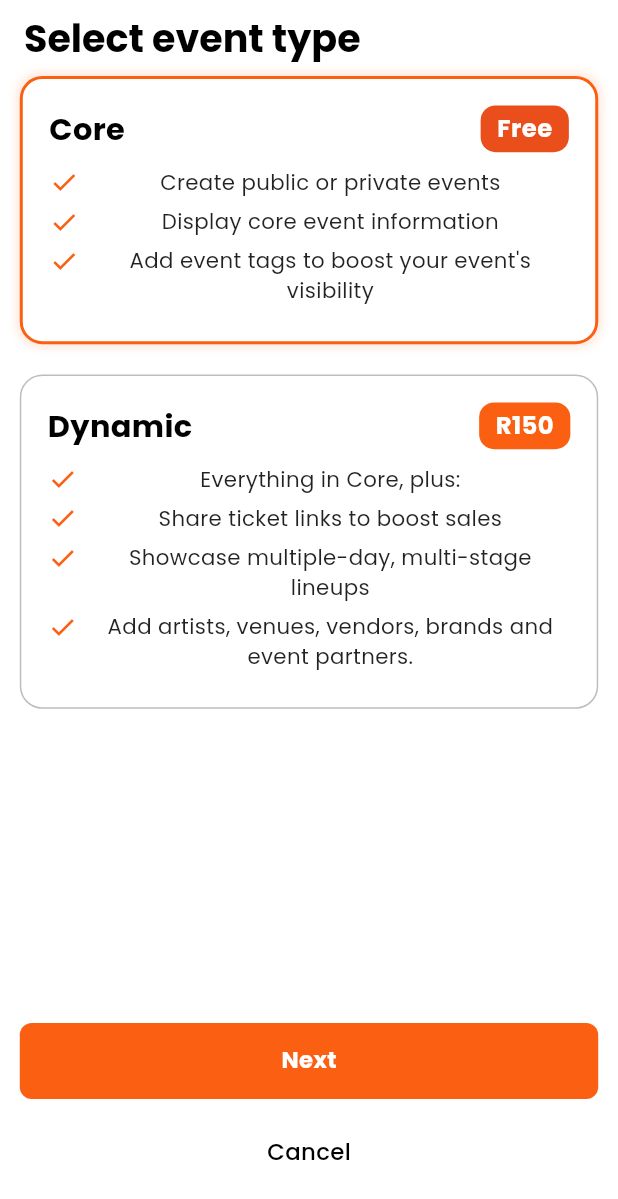
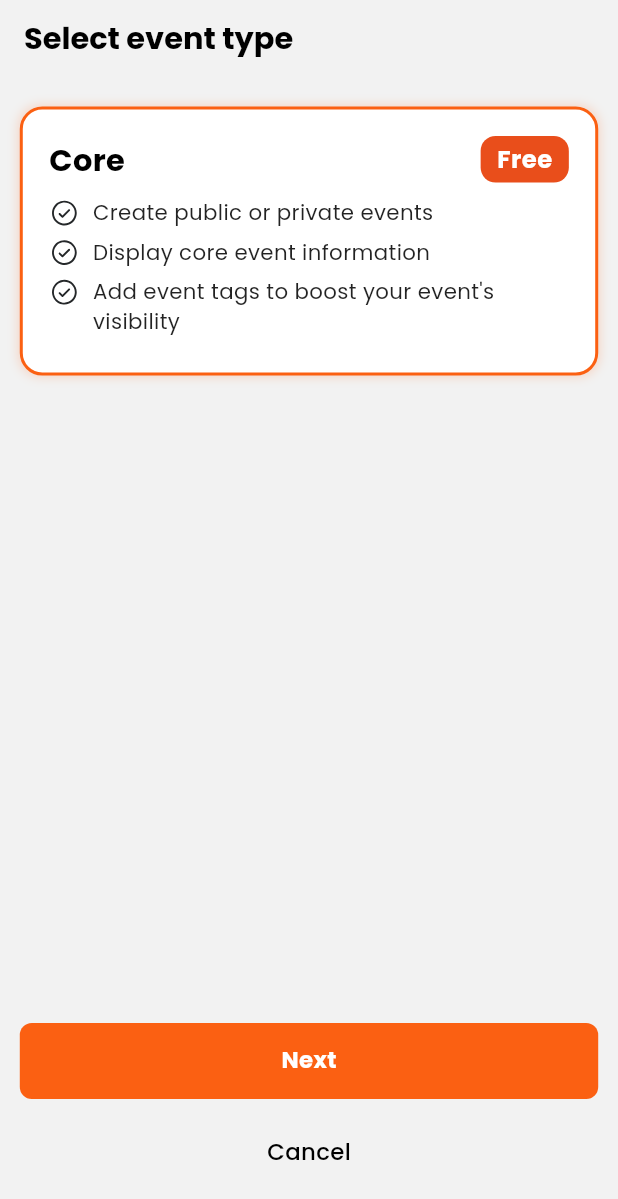
Before and after one commit to ModernChimsy/Scout, a Flutter app: the SelectEventView screen opened directly, on a phone screen of 412 x 824 dp. Shown: the top 1199 px of the screen. Run offline on Flutter 3.47's test engine with Material 3 defaults, Android fonts, the phone set to English and light mode, and no system bars; our stand-ins replace cached_network_image, dotted_border, firebase_auth, firebase_core, flutter_html, flutter_screenutil and 19 more; missing offline and left inert: flutter_location_search; accounts and stored records are empty; project files that could hold a hidden picture were left out.

Commit message:
🧩 Cleaning Up The New Event Creation Page

```diff
--- a/lib/common widget/custom text/custom_text_widget.dart
+++ b/lib/common widget/custom text/custom_text_widget.dart
@@ -3,7 +3,7 @@ import 'package:google_fonts/google_fonts.dart';
 import 'package:restaurent_discount_app/uitilies/app_colors.dart';
 
 class CustomText extends StatelessWidget {
-  CustomText({
+  const CustomText({
     super.key,
     this.maxLines,
     this.textAlign = TextAlign.center,
--- a/lib/view/create_event/select_event_view.dart
+++ b/lib/view/create_event/select_event_view.dart
@@ -5,6 +5,7 @@ import 'package:flutter/services.dart';
 import 'package:flutter_screenutil/flutter_screenutil.dart';
 import 'package:get/get.dart';
 import 'package:logger/logger.dart';
+import 'package:flutter_svg/flutter_svg.dart';
 import 'package:restaurent_discount_app/common%20widget/custom%20text/custom_text_widget.dart';
 import 'package:restaurent_discount_app/common%20widget/custom_button_widget.dart';
 import 'package:restaurent_discount_app/uitilies/app_colors.dart';
@@ -22,6 +23,7 @@ class SelectEventView extends StatefulWidget {
 
 class _SelectEventViewState extends State<SelectEventView> {
   static final log = Logger();
+  static const String checkMarkPath = "assets/icon/check_circle.svg";
 
   EventType _selectedEventType = EventType.core;
 
@@ -36,11 +38,19 @@ class _SelectEventViewState extends State<SelectEventView> {
 
   Widget _buildEventOption({required EventType type, required String title, required String price, required List<String> features}) {
     final isSelected = _selectedEventType == type;
-    final Color cardColor = isDarkMode ? Colors.black : Colors.white;
-    final Color borderColor = isSelected ? AppColors.btnColor : Colors.grey.shade400;
+
+    final Color cardColor = isDarkMode ? AppColors.cardBackgroundDark : Colors.white;
+
+    final Color unselectedBorderColor = isDarkMode ? Colors.grey.shade700 : Colors.grey.shade400;
+    final Color borderColor = isSelected ? AppColors.btnColor : unselectedBorderColor;
     final Color textColor = isDarkMode ? Colors.white : Colors.black;
     final Color featureColor = isDarkMode ? Colors.white70 : Colors.black87;
-    final Color priceBgColor = type == EventType.core ? Color(0xFFE94E1B) : AppColors.btnColor;
+
+    final Color corePriceBgColor = Color(0xFFE94E1B);
+    final Color priceBgColor = type == EventType.core ? corePriceBgColor : AppColors.btnColor;
+
+    final Color selectedDarkCardColor = Color(0xFF333333);
+    final Color finalCardColor = isSelected && isDarkMode ? selectedDarkCardColor : cardColor;
 
     return GestureDetector(
       onTap: () {
@@ -52,10 +62,10 @@ class _SelectEventViewState extends State<SelectEventView> {
         margin: EdgeInsets.only(bottom: 20.h),
         padding: EdgeInsets.all(16.w),
         decoration: BoxDecoration(
-          color: cardColor,
+          color: finalCardColor,
           borderRadius: BorderRadius.circular(15),
-          border: Border.all(color: borderColor, width: isSelected ? 2.0 : 1.0),
-          boxShadow: isSelected ? [BoxShadow(color: AppColors.btnColor.withOpacity(0.2), blurRadius: 5, spreadRadius: 1)] : null,
+          border: Border.all(color: isSelected ? AppColors.btnColor : unselectedBorderColor, width: isSelected ? 2.0 : 1.0),
+          boxShadow: isSelected && !isDarkMode ? [BoxShadow(color: AppColors.btnColor.withOpacity(0.2), blurRadius: 5, spreadRadius: 1)] : null,
         ),
         child: Column(
           crossAxisAlignment: CrossAxisAlignment.start,
@@ -85,13 +95,17 @@ class _SelectEventViewState extends State<SelectEventView> {
       child: Row(
         crossAxisAlignment: CrossAxisAlignment.start,
         children: [
-          Icon(Icons.check, color: AppColors.btnColor, size: 18.w),
+          SvgPicture.asset(checkMarkPath, height: 20.h),
           SizedBox(width: 8.w),
           Expanded(
             child: CustomText(
+              textAlign: TextAlign.start,
               text: text,
               color: color,
               fontSize: 14.sp,
+              fontWeight: _selectedEventType == EventType.dynamicEvent && isDarkMode && text != 'Everything in Core, plus:'
+                  ? FontWeight.w400
+                  : FontWeight.normal,
             ),
           ),
         ],
@@ -101,18 +115,20 @@ class _SelectEventViewState extends State<SelectEventView> {
 
   @override
   Widget build(BuildContext context) {
+    final Color scaffoldBgColor = isDarkMode ? Color(0xFF1E1E1E) : Color(0xFFF2F2F2);
+
     final systemOverlayStyle = SystemUiOverlayStyle(
       statusBarIconBrightness: isDarkMode ? Brightness.light : Brightness.dark,
       statusBarBrightness: isDarkMode ? Brightness.dark : Brightness.light,
     );
 
     return Scaffold(
-      backgroundColor: isDarkMode ? Colors.black : Colors.white,
+      backgroundColor: scaffoldBgColor,
       appBar: AppBar(
         systemOverlayStyle: systemOverlayStyle,
         forceMaterialTransparency: true,
         automaticallyImplyLeading: false,
-        title: CustomText(text: 'Select event type', color: isDarkMode ? Colors.white : Colors.black, fontSize: 25.sp, fontWeight: FontWeight.bold),
+        title: CustomText(text: 'Select event type', color: isDarkMode ? Colors.white : Colors.black, fontSize: 20.sp, fontWeight: FontWeight.bold),
         centerTitle: false,
         toolbarHeight: 50.h,
         backgroundColor: Colors.transparent,
@@ -121,6 +137,8 @@ class _SelectEventViewState extends State<SelectEventView> {
         padding: AppPadding.bodyPadding,
         child: Column(
           children: [
+            SizedBox(height: 20.h),
+
             Expanded(
               child: SingleChildScrollView(
                 physics: BouncingScrollPhysics(),
@@ -137,7 +155,8 @@ class _SelectEventViewState extends State<SelectEventView> {
                       ],
                     ),
 
-                    _buildEventOption(
+                    // TODO: Enable this for Phase II
+                    /*_buildEventOption(
                       type: EventType.dynamicEvent,
                       title: 'Dynamic',
                       price: 'R150',
@@ -147,7 +166,7 @@ class _SelectEventViewState extends State<SelectEventView> {
                         'Showcase multiple-day, multi-stage lineups',
                         'Add artists, venues, vendors, brands and event partners.',
                       ],
-                    ),
+                    ),*/
                     SizedBox(height: 30.h),
                   ],
                 ),
@@ -156,19 +175,14 @@ class _SelectEventViewState extends State<SelectEventView> {
 
             CustomButtonWidget(
               bgColor: AppColors.btnColor,
-              btnText: "Next",
+              btnText: _selectedEventType == EventType.core ? "Next" : "Proceed to payment",
               onTap: () {
-
                 if (_selectedEventType == EventType.core) {
-
                   Get.to(() => const CreateEventView());
                 } else {
                   // Get.to(() => const CreatePaidEventView());
                   log.d("➡️ This is where your Paid Event Selector goes.");
                 }
-
-                log.d("🧩 Event Type Selected: $_selectedEventType");
-
               },
               iconWant: false,
             ),
@@ -179,9 +193,7 @@ class _SelectEventViewState extends State<SelectEventView> {
               bgColor: Colors.transparent,
               btnText: "Cancel",
               onTap: () {
-                // Get.offAll(() => const HomeScreen());
                 Get.back();
-                // Get.to(() => const HomeScreen());
               },
               iconWant: false,
             ),
```
